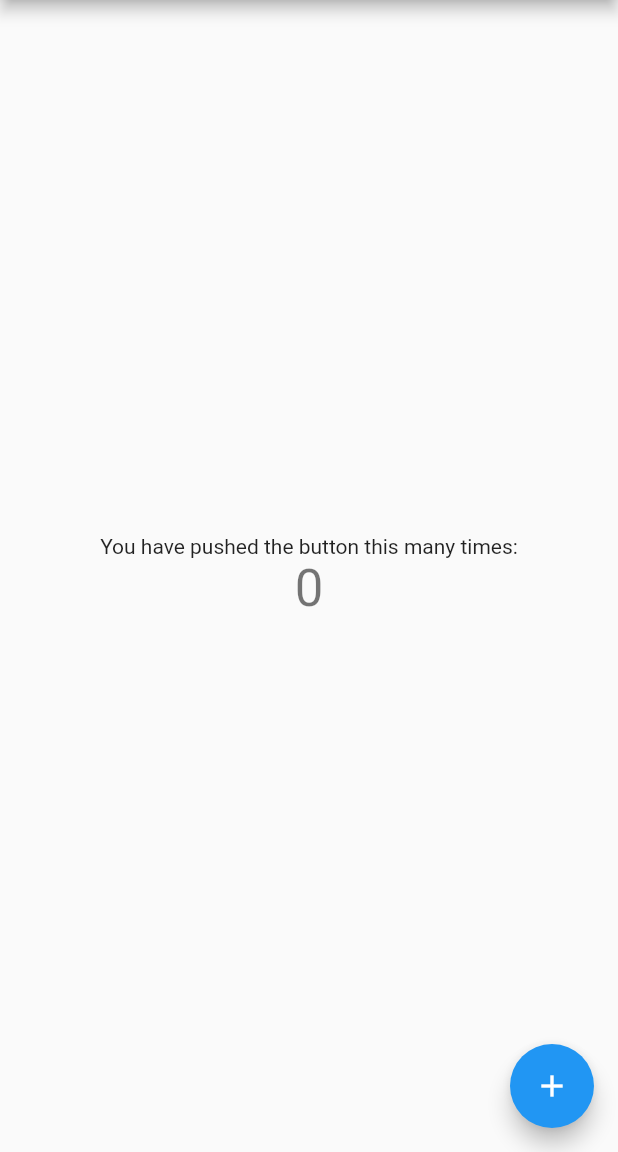
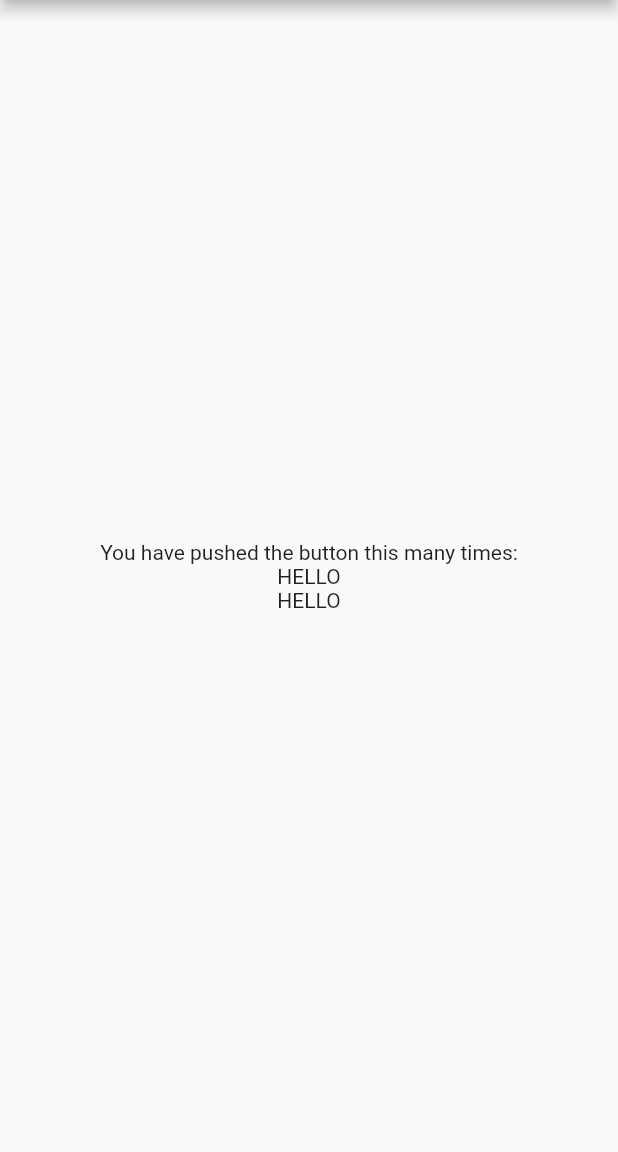
Before and after one commit to Luecy1/riverpod_study, a Flutter app: the screen it shows after launch, on a phone screen of 412 x 824 dp, the part 84-1236 px from its top. Run offline on Flutter 3.47's test engine with Material 2 defaults, Android fonts, the phone set to English and light mode, and no system bars; our stand-ins replace flutter_riverpod.

Commit message:
init project

```diff
--- a/lib/main.dart
+++ b/lib/main.dart
@@ -1,7 +1,13 @@
 import 'package:flutter/material.dart';
+import 'package:flutter_riverpod/flutter_riverpod.dart';
+import 'package:riverpod_study/riverpod.dart';
 
 void main() {
-  runApp(const MyApp());
+  runApp(
+    const ProviderScope(
+      child: MyApp(),
+    ),
+  );
 }
 
 class MyApp extends StatelessWidget {
@@ -28,14 +34,6 @@ class MyHomePage extends StatefulWidget {
 }
 
 class _MyHomePageState extends State<MyHomePage> {
-  int _counter = 0;
-
-  void _incrementCounter() {
-    setState(() {
-      _counter++;
-    });
-  }
-
   @override
   Widget build(BuildContext context) {
     return Scaffold(
@@ -49,18 +47,28 @@ class _MyHomePageState extends State<MyHomePage> {
             const Text(
               'You have pushed the button this many times:',
             ),
-            Text(
-              '$_counter',
-              style: Theme.of(context).textTheme.headline4,
+            const MyConsumerWidget(),
+            // Consumerを使って受け取る
+            Consumer(
+              builder: (context, ref, child) {
+                final data = ref.watch(provider);
+                return Text(data);
+              },
             ),
           ],
         ),
       ),
-      floatingActionButton: FloatingActionButton(
-        onPressed: _incrementCounter,
-        tooltip: 'Increment',
-        child: const Icon(Icons.add),
-      ), // This trailing comma makes auto-formatting nicer for build methods.
     );
   }
 }
+
+// ConsumerWidgetを利用して受け取る
+class MyConsumerWidget extends ConsumerWidget {
+  const MyConsumerWidget({Key? key}) : super(key: key);
+
+  @override
+  Widget build(BuildContext context, WidgetRef ref) {
+    final data = ref.watch(provider);
+    return Text(data);
+  }
+}
--- /dev/null
+++ b/lib/riverpod.dart
@@ -0,0 +1,5 @@
+import 'package:flutter_riverpod/flutter_riverpod.dart';
+
+final provider = Provider((ref) {
+  return 'HELLO';
+});
--- a/pubspec.yaml
+++ b/pubspec.yaml
@@ -12,6 +12,7 @@ dependencies:
   flutter:
     sdk: flutter
   cupertino_icons: ^1.0.2
+  flutter_riverpod: ^2.0.0-dev.5
 
 dev_dependencies:
   flutter_test:
```
Also changed, not shown: pubspec.lock.
